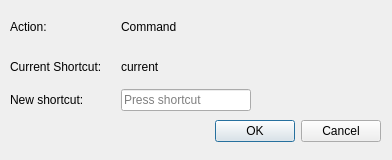
This is src/keyselector.ui in CsoundQt/CsoundQt as Qt 5 draws it before an edit. The edited form follows.
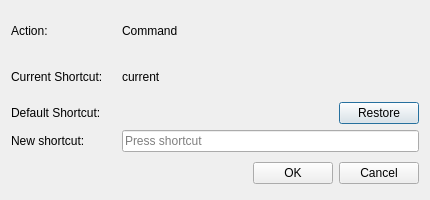
This is the edited form.

Commit message: Embed keyboard shortcuts in the configuration dialog

```diff
--- a/src/keyselector.ui
+++ b/src/keyselector.ui
@@ -6,151 +6,113 @@
    <rect>
     <x>0</x>
     <y>0</y>
-    <width>392</width>
-    <height>160</height>
+    <width>430</width>
+    <height>200</height>
    </rect>
   </property>
   <property name="windowTitle">
    <string>Select shortcut</string>
   </property>
-  <widget class="QWidget" name="layoutWidget">
-   <property name="geometry">
-    <rect>
-     <x>10</x>
-     <y>115</y>
-     <width>371</width>
-     <height>33</height>
-    </rect>
-   </property>
-   <layout class="QHBoxLayout" name="ButtonLayout">
-    <property name="spacing">
-     <number>6</number>
-    </property>
-    <property name="margin">
-     <number>0</number>
-    </property>
+  <layout class="QVBoxLayout" name="verticalLayout">
     <item>
-     <spacer name="spacerLayout">
-      <property name="orientation">
-       <enum>Qt::Horizontal</enum>
-      </property>
-      <property name="sizeHint" stdset="0">
-       <size>
-        <width>131</width>
-        <height>31</height>
-       </size>
-      </property>
-     </spacer>
-    </item>
-    <item>
-     <widget class="QPushButton" name="okButton">
+    <layout class="QGridLayout" name="gridLayout" columnstretch="0,1,0">
+     <item row="0" column="0">
+      <widget class="QLabel" name="label">
       <property name="text">
-       <string>OK</string>
+        <string>Action:   </string>
       </property>
      </widget>
     </item>
-    <item>
-     <widget class="QPushButton" name="cancelButton">
+     <item row="0" column="1" colspan="2">
+      <widget class="QLabel" name="commandLabel">
       <property name="text">
-       <string>Cancel</string>
+        <string>Command</string>
       </property>
      </widget>
     </item>
-   </layout>
-  </widget>
-  <widget class="QWidget" name="layoutWidget_">
-   <property name="geometry">
-    <rect>
-     <x>10</x>
-     <y>10</y>
-     <width>371</width>
-     <height>101</height>
-    </rect>
-   </property>
-   <layout class="QGridLayout" name="gridLayout">
-    <item row="3" column="0">
+     <item row="1" column="0">
      <widget class="QLabel" name="label_2">
       <property name="text">
        <string>Current Shortcut:    </string>
       </property>
      </widget>
     </item>
-    <item row="3" column="1">
+     <item row="1" column="1" colspan="2">
      <widget class="QLabel" name="currentLabel">
       <property name="text">
        <string>current</string>
       </property>
      </widget>
     </item>
-    <item row="2" column="1">
-     <widget class="QLabel" name="commandLabel">
-      <property name="text">
-       <string>Command</string>
-      </property>
-     </widget>
-    </item>
     <item row="2" column="0">
-     <widget class="QLabel" name="label">
+      <widget class="QLabel" name="defaultCaptionLabel">
       <property name="text">
-       <string>Action:   </string>
+        <string>Default Shortcut:</string>
       </property>
      </widget>
     </item>
-    <item row="4" column="1">
+     <item row="2" column="1">
+      <widget class="QLabel" name="defaultLabel">
+       <property name="text">
+        <string/>
+       </property>
+      </widget>
+     </item>
+     <item row="2" column="2">
+      <widget class="QPushButton" name="restoreButton">
+       <property name="text">
+        <string>Restore</string>
+       </property>
+      </widget>
+     </item>
+     <item row="3" column="0">
+      <widget class="QLabel" name="label_3">
+       <property name="text">
+        <string>New shortcut:</string>
+       </property>
+      </widget>
+     </item>
+     <item row="3" column="1" colspan="2">
      <widget class="QKeySequenceEdit" name="keySequenceEdit">
       <property name="toolTip">
        <string>Press the shortcut. A sequence of up to four key combinations is accepted (e.g. Ctrl+T, E).</string>
       </property>
      </widget>
     </item>
-    <item row="4" column="0">
-     <widget class="QLabel" name="label_3">
-      <property name="text">
-       <string>New shortcut:</string>
-      </property>
-     </widget>
-    </item>
-    <item row="2" column="2">
-     <spacer name="horizontalSpacer">
+    </layout>
+   </item>
+   <item>
+    <layout class="QHBoxLayout" name="ButtonLayout">
+     <item>
+      <spacer name="spacerLayout">
       <property name="orientation">
        <enum>Qt::Horizontal</enum>
       </property>
       <property name="sizeHint" stdset="0">
        <size>
-        <width>40</width>
-        <height>20</height>
+         <width>131</width>
+         <height>31</height>
        </size>
       </property>
      </spacer>
     </item>
-    <item row="3" column="2">
-     <spacer name="horizontalSpacer_2">
-      <property name="orientation">
-       <enum>Qt::Horizontal</enum>
-      </property>
-      <property name="sizeHint" stdset="0">
-       <size>
-        <width>40</width>
-        <height>20</height>
-       </size>
-      </property>
-     </spacer>
-    </item>
-    <item row="4" column="2">
-     <spacer name="horizontalSpacer_3">
-      <property name="orientation">
-       <enum>Qt::Horizontal</enum>
-      </property>
-      <property name="sizeHint" stdset="0">
-       <size>
-        <width>40</width>
-        <height>20</height>
-       </size>
-      </property>
-     </spacer>
-    </item>
-   </layout>
-  </widget>
+     <item>
+      <widget class="QPushButton" name="okButton">
+       <property name="text">
+        <string>OK</string>
+       </property>
+      </widget>
+     </item>
+     <item>
+      <widget class="QPushButton" name="cancelButton">
+       <property name="text">
+        <string>Cancel</string>
+       </property>
+      </widget>
+     </item>
+    </layout>
+   </item>
+  </layout>
  </widget>
  <resources/>
  <connections>
```
Left out of the diff: 20 changed lines with no effect on the pictures. Lines whose indentation alone changed are shown as unchanged. The commit also changes 8 other files.
